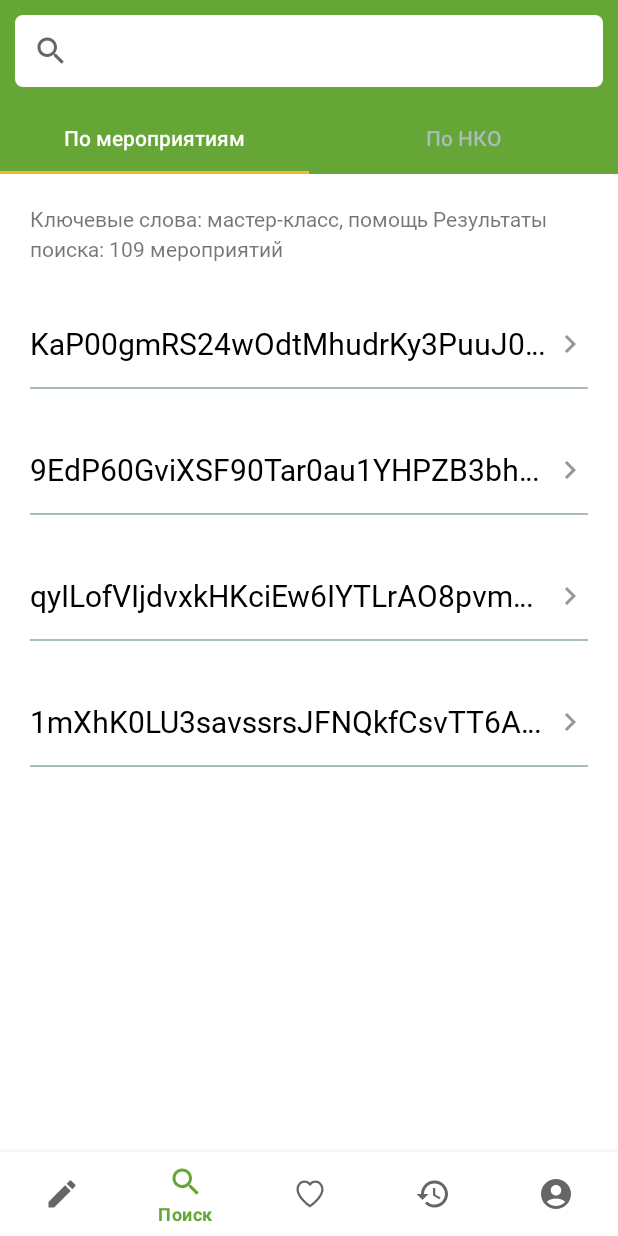
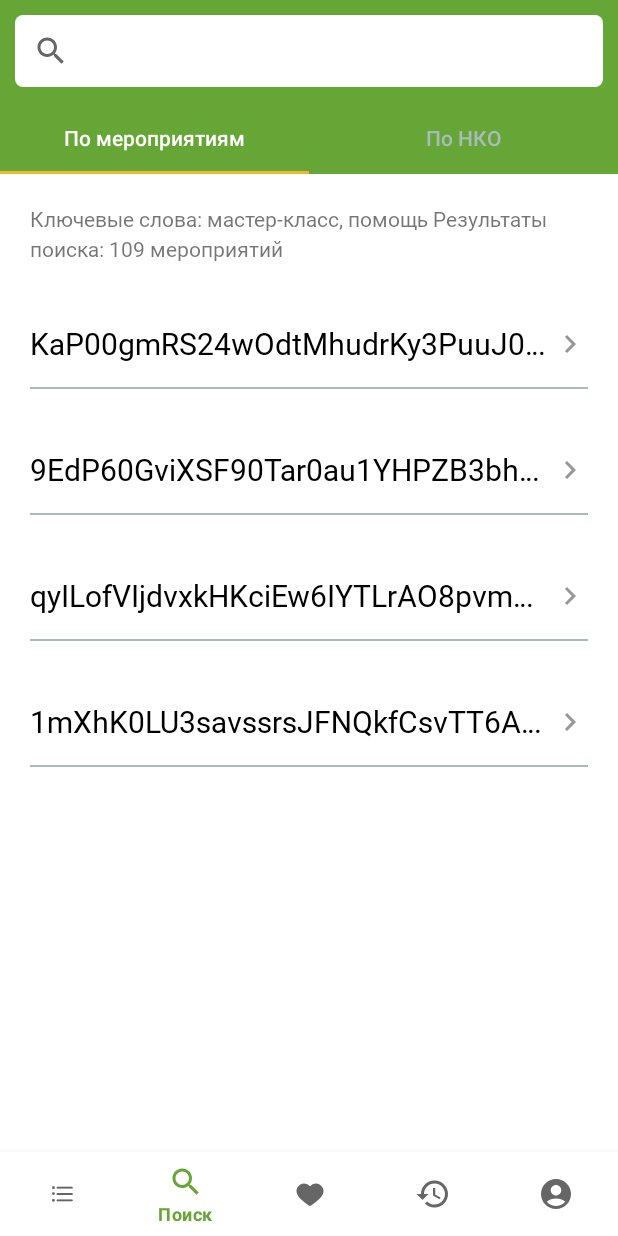
Before and after one commit to radik-alt/ProjectJavaSimba, an Android app: the screen it shows after launch (MainActivity), on a phone screen of 412 x 824 dp. Run offline under Robolectric (Android 15) with nearby library versions, the phone set to English and light mode, and no system bars; our stand-ins replace navigation-ui.

Commit message:
8 блок - подправил bottom_menu.xml

```diff
--- /dev/null
+++ b/app/src/main/res/drawable/heart.xml
@@ -0,0 +1,10 @@
+<vector xmlns:android="http://schemas.android.com/apk/res/android"
+    android:width="24dp"
+    android:height="24dp"
+    android:viewportWidth="24"
+    android:viewportHeight="24">
+  <path
+      android:pathData="M18.371,5.611A5.213,5.213 0,0 0,15.915 5a5.14,5.14 0,0 0,-3.913 1.78A5.155,5.155 0,0 0,8.083 5c-0.89,0 -1.724,0.223 -2.454,0.611C4.062,6.45 3,8.062 3,9.915c0,0.53 0.09,1.04 0.251,1.515 0.873,3.79 8.75,8.57 8.75,8.57s7.873,-4.78 8.747,-8.57A4.7,4.7 0,0 0,21 9.915c0,-1.852 -1.062,-3.464 -2.629,-4.304z"
+      android:fillColor="#FFF"
+      android:fillType="evenOdd"/>
+</vector>
--- /dev/null
+++ b/app/src/main/res/drawable/news.xml
@@ -0,0 +1,15 @@
+<vector xmlns:android="http://schemas.android.com/apk/res/android"
+    android:width="40dp"
+    android:height="40dp"
+    android:viewportWidth="40"
+    android:viewportHeight="40">
+  <path
+      android:pathData="M14,20c0,-0.552 0.445,-1 0.993,-1h16.014c0.548,0 0.993,0.444 0.993,1 0,0.552 -0.445,1 -0.993,1L14.993,21A0.994,0.994 0,0 1,14 20zM14,13c0,-0.552 0.445,-1 0.993,-1h16.014c0.548,0 0.993,0.444 0.993,1 0,0.552 -0.445,1 -0.993,1L14.993,14A0.994,0.994 0,0 1,14 13zM14,27c0,-0.552 0.445,-1 0.993,-1h16.014c0.548,0 0.993,0.444 0.993,1 0,0.552 -0.445,1 -0.993,1L14.993,28A0.994,0.994 0,0 1,14 27zM10.5,21a1.5,1.5 0,1 1,0 -3,1.5 1.5,0 0,1 0,3zM10.5,28.5a1.5,1.5 0,1 1,0 -3,1.5 1.5,0 0,1 0,3zM10.5,14.5a1.5,1.5 0,1 1,0 -3,1.5 1.5,0 0,1 0,3z"
+      android:fillColor="#000"
+      android:fillAlpha="0.4"
+      android:fillType="evenOdd"/>
+  <path
+      android:pathData="M14,20c0,-0.552 0.445,-1 0.993,-1h16.014c0.548,0 0.993,0.444 0.993,1 0,0.552 -0.445,1 -0.993,1L14.993,21A0.994,0.994 0,0 1,14 20zM14,13c0,-0.552 0.445,-1 0.993,-1h16.014c0.548,0 0.993,0.444 0.993,1 0,0.552 -0.445,1 -0.993,1L14.993,14A0.994,0.994 0,0 1,14 13zM14,27c0,-0.552 0.445,-1 0.993,-1h16.014c0.548,0 0.993,0.444 0.993,1 0,0.552 -0.445,1 -0.993,1L14.993,28A0.994,0.994 0,0 1,14 27zM10.5,21a1.5,1.5 0,1 1,0 -3,1.5 1.5,0 0,1 0,3zM10.5,28.5a1.5,1.5 0,1 1,0 -3,1.5 1.5,0 0,1 0,3zM10.5,14.5a1.5,1.5 0,1 1,0 -3,1.5 1.5,0 0,1 0,3z"
+      android:fillColor="@color/white"
+      android:fillType="evenOdd"/>
+</vector>
--- a/app/src/main/res/menu/bottom_menu.xml
+++ b/app/src/main/res/menu/bottom_menu.xml
@@ -2,7 +2,7 @@
 <menu xmlns:android="http://schemas.android.com/apk/res/android">
 
     <item
-        android:icon="@drawable/ic_baseline_create_24"
+        android:icon="@drawable/news"
         android:id="@+id/newsFragment"
         android:title="@string/news"/>
 
@@ -12,7 +12,7 @@
         android:title="@string/search"/>
 
     <item
-        android:icon="@drawable/like_svgrepo_com"
+        android:icon="@drawable/heart"
         android:id="@+id/helpFragment"
         android:title="@string/help"/>
 
```
